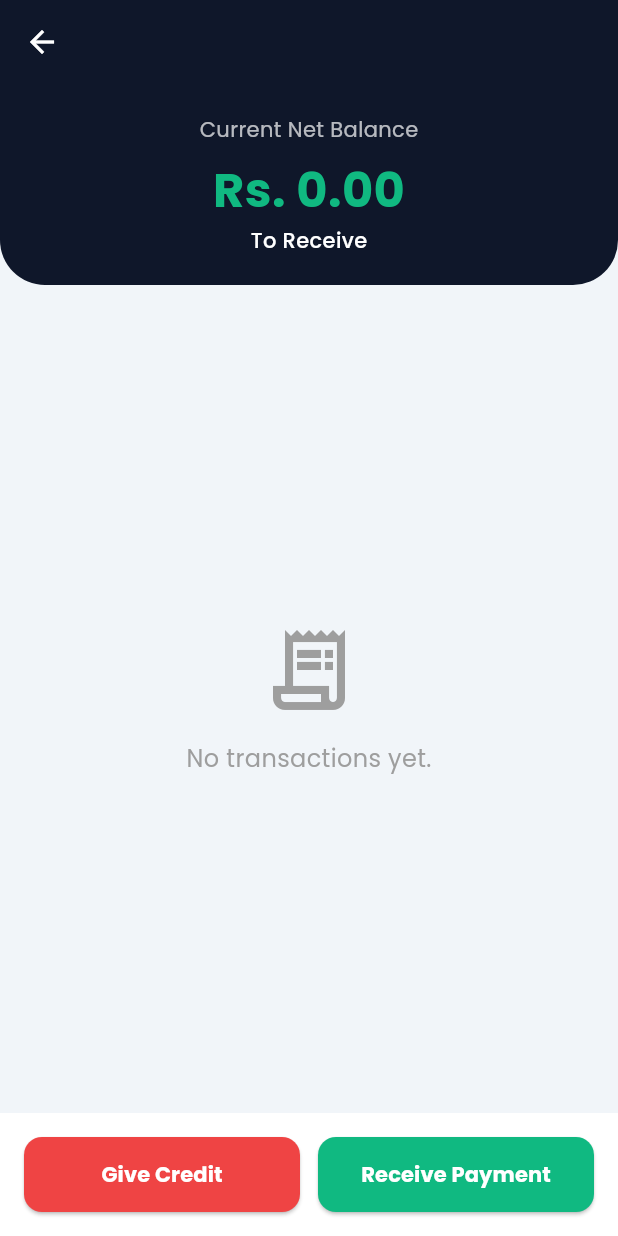
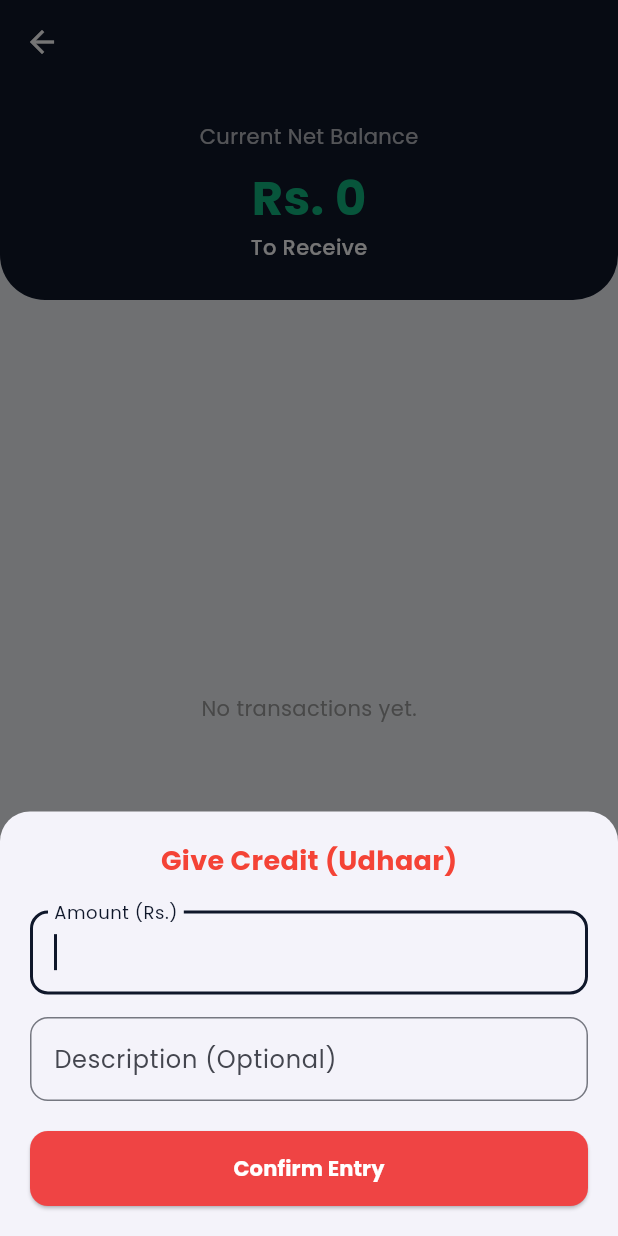
Before and after one commit to RehanAhmadDev/AzamKiryanaStore, a Flutter app: the CustomerLedgerScreen screen opened directly with empty values, after a tap on "Give Credit", on a phone screen of 412 x 824 dp. Run offline on Flutter 3.47's test engine with Material 3 defaults, Android fonts, the phone set to English and light mode, and no system bars; our stand-ins replace flutter_riverpod, google_fonts, pdf, printing, sqflite, supabase_flutter; missing offline and left inert: file_saver, mobile_scanner; accounts and stored records are empty.

Commit message:
feat: fix real-time balance update and add description support in ledger

```diff
--- a/lib/features/khata/presentation/pages/customer_ledger_screen.dart
+++ b/lib/features/khata/presentation/pages/customer_ledger_screen.dart
@@ -15,45 +15,170 @@ class CustomerLedgerScreen extends StatefulWidget {
 
 class _CustomerLedgerScreenState extends State<CustomerLedgerScreen> {
   final _supabase = Supabase.instance.client;
+  final _amountController = TextEditingController();
+  final _descController = TextEditingController();
+
   List<dynamic> _transactions = [];
   bool _isLoading = true;
+
+  // 🚀 FIXED: Ye variable screen ka live balance handle karega
+  late double _currentBalance;
 
   @override
   void initState() {
     super.initState();
+    // Shuru mein balance wahi hoga jo pichli screen se aaya
+    _currentBalance = widget.customer.totalBalance;
     _fetchTransactions();
+  }
+
+  @override
+  void dispose() {
+    _amountController.dispose();
+    _descController.dispose();
+    super.dispose();
   }
 
   Future<void> _fetchTransactions() async {
     if (!mounted) return;
     setState(() => _isLoading = true);
-
     try {
-      // 🚀 FIX: Agar database mein 'created_at' ka masla hai, toh order hatane se error theek ho jayega
       final response = await _supabase
           .from('khata_entries')
           .select()
-          .eq('customer_id', widget.customer.id);
-      // .order('created_at', ascending: false); // Temporary commented to fix PostgrestException
+          .eq('customer_id', widget.customer.id)
+          .order('created_at', ascending: false);
 
       if (mounted) {
         setState(() {
           _transactions = response;
+          _isLoading = false;
         });
       }
     } catch (e) {
+      final retryResponse = await _supabase
+          .from('khata_entries')
+          .select()
+          .eq('customer_id', widget.customer.id);
+
       if (mounted) {
-        // Error handling for missing columns or connection issues
+        setState(() {
+          _transactions = retryResponse;
+          _isLoading = false;
+        });
+      }
+    }
+  }
+
+  Future<void> _saveEntry(String type) async {
+    final String amountStr = _amountController.text.trim();
+    if (amountStr.isEmpty) return;
+
+    final double amount = double.tryParse(amountStr) ?? 0.0;
+    final String description = _descController.text.trim();
+
+    try {
+      // 1. Transaction Table mein entry dalein
+      await _supabase.from('khata_entries').insert({
+        'customer_id': widget.customer.id,
+        'amount': amount,
+        'type': type,
+        'description': description.isEmpty
+            ? (type == 'credit' ? 'Credit' : 'Payment')
+            : description,
+      });
+
+      // 🚀 2. Naya balance calculate karein (Current balance mein add/sub karein)
+      final double updatedBalance = type == 'credit'
+          ? _currentBalance + amount
+          : _currentBalance - amount;
+
+      // 3. Customers table mein update karein
+      await _supabase
+          .from('customers')
+          .update({'total_balance': updatedBalance})
+          .eq('id', widget.customer.id);
+
+      if (mounted) {
+        // 🚀 4. UI ko foran refresh karein
+        setState(() {
+          _currentBalance = updatedBalance; // Balance card foran update hoga
+        });
+
+        Navigator.pop(context); // Dialog band
+        _amountController.clear();
+        _descController.clear();
+        _fetchTransactions(); // List refresh
+
         ScaffoldMessenger.of(context).showSnackBar(
-          SnackBar(
-            content: Text('Database Error: Please check column names in Supabase.'),
-            backgroundColor: Colors.red,
+          const SnackBar(content: Text('Entry Saved Successfully!'), backgroundColor: Colors.green),
+        );
+      }
+    } catch (e) {
+      if (mounted) {
+        ScaffoldMessenger.of(context).showSnackBar(
+          SnackBar(content: Text('Error: $e'), backgroundColor: Colors.red),
+        );
+      }
+    }
+  }
+
+  // ... (Baaki UI functions jaise _showEntryDialog, build, etc. wahi rahengi)
+  // Sirf Balance Card mein widget.customer.totalBalance ki jagah _currentBalance use karna hai.
+
+  void _showEntryDialog(String type) {
+    showModalBottomSheet(
+      context: context,
+      isScrollControlled: true,
+      shape: const RoundedRectangleBorder(borderRadius: BorderRadius.vertical(top: Radius.circular(20))),
+      builder: (context) => Padding(
+        padding: EdgeInsets.only(
+          bottom: MediaQuery.of(context).viewInsets.bottom,
+          left: 20, right: 20, top: 20,
+        ),
+        child: Column(
+          mainAxisSize: MainAxisSize.min,
+          children: [
+            Text(
+              type == 'credit' ? 'Give Credit (Udhaar)' : 'Receive Payment (Wasooli)',
+              style: TextStyle(fontSize: 18, fontWeight: FontWeight.bold, color: type == 'credit' ? Colors.red : Colors.green),
+            ),
+            const SizedBox(height: 20),
+            TextField(
+              controller: _amountController,
+              keyboardType: TextInputType.number,
+              autofocus: true,
+              decoration: InputDecoration(
+                labelText: 'Amount (Rs.)',
+                border: OutlineInputBorder(borderRadius: BorderRadius.circular(12)),
+              ),
+            ),
+            const SizedBox(height: 15),
+            TextField(
+              controller: _descController,
+              decoration: InputDecoration(
+                labelText: 'Description (Optional)',
+                border: OutlineInputBorder(borderRadius: BorderRadius.circular(12)),
+              ),
+            ),
+            const SizedBox(height: 20),
+            SizedBox(
+              width: double.infinity,
+              height: 50,
+              child: ElevatedButton(
+                style: ElevatedButton.styleFrom(
+                  backgroundColor: type == 'credit' ? const Color(0xFFEF4444) : const Color(0xFF10B981),
+                  shape: RoundedRectangleBorder(borderRadius: BorderRadius.circular(12)),
+                ),
+                onPressed: () => _saveEntry(type),
+                child: const Text('Confirm Entry', style: TextStyle(color: Colors.white, fontWeight: FontWeight.bold)),
+              ),
+            ),
+            const SizedBox(height: 20),
+          ],
+        ),
       ),
     );
-      }
-    } finally {
-      if (mounted) setState(() => _isLoading = false);
-    }
   }
 
   @override
@@ -61,147 +186,105 @@ class _CustomerLedgerScreenState extends State<CustomerLedgerScreen> {
     return Scaffold(
       backgroundColor: const Color(0xFFF1F5F9),
       appBar: AppBar(
-        title: Text(
-            widget.customer.name,
-            style: const TextStyle(fontWeight: FontWeight.bold, color: Colors.white)
-        ),
+        title: Text(widget.customer.name, style: const TextStyle(fontWeight: FontWeight.bold, color: Colors.white)),
         backgroundColor: const Color(0xFF0F172A),
         iconTheme: const IconThemeData(color: Colors.white),
       ),
       body: Column(
         children: [
-          // --- 📊 TOP SUMMARY CARD ---
-          Container(
+          _buildBalanceCard(), // Is mein _currentBalance use ho raha hai
+          _buildTransactionList(),
+        ],
+      ),
+      bottomNavigationBar: _buildBottomActionButtons(),
+    );
+  }
+
+  Widget _buildBalanceCard() {
+    return Container(
       width: double.infinity,
-            padding: const EdgeInsets.all(20),
+      padding: const EdgeInsets.all(25),
       decoration: const BoxDecoration(
         color: Color(0xFF0F172A),
-              borderRadius: BorderRadius.only(
-                bottomLeft: Radius.circular(30),
-                bottomRight: Radius.circular(30),
-              ),
+        borderRadius: BorderRadius.only(bottomLeft: Radius.circular(30), bottomRight: Radius.circular(30)),
       ),
       child: Column(
         children: [
           const Text('Current Net Balance', style: TextStyle(color: Colors.white70, fontSize: 14)),
           const SizedBox(height: 8),
           Text(
-                  'Rs. ${widget.customer.totalBalance.abs().toStringAsFixed(2)}',
+            'Rs. ${_currentBalance.abs().toStringAsFixed(0)}', // 🚀 FIXED
             style: TextStyle(
               fontSize: 32,
               fontWeight: FontWeight.bold,
-                    color: widget.customer.totalBalance >= 0 ? const Color(0xFF10B981) : const Color(0xFFEF4444),
+              color: _currentBalance >= 0 ? const Color(0xFF10B981) : const Color(0xFFEF4444),
             ),
           ),
           Text(
-                  widget.customer.totalBalance >= 0 ? 'To Receive' : 'To Pay',
+            _currentBalance >= 0 ? 'To Receive' : 'To Pay',
             style: const TextStyle(color: Colors.white, fontWeight: FontWeight.w500),
           ),
         ],
       ),
-          ),
+    );
+  }
 
-          // --- 📋 TRANSACTIONS LIST ---
-          Expanded(
+  Widget _buildTransactionList() {
+    return Expanded(
       child: _isLoading
-                ? const Center(child: CircularProgressIndicator(color: Color(0xFF10B981)))
+          ? const Center(child: CircularProgressIndicator())
           : _transactions.isEmpty
-                ? const Center(
-              child: Column(
-                mainAxisAlignment: MainAxisAlignment.center,
-                children: [
-                  Icon(Icons.receipt_long_outlined, size: 64, color: Colors.grey),
-                  SizedBox(height: 16),
-                  Text('No transactions yet.', style: TextStyle(color: Colors.grey, fontSize: 16)),
-                ],
-              ),
-            )
+          ? const Center(child: Text('No transactions yet.', style: TextStyle(color: Colors.grey)))
           : ListView.builder(
         padding: const EdgeInsets.all(16),
         itemCount: _transactions.length,
         itemBuilder: (context, index) {
           final tx = _transactions[index];
-                final double amount = (tx['amount'] as num).toDouble();
-                final bool isCredit = tx['type'] == 'credit';
-
-                // Handling potentially missing created_at in the data map
-                final dateStr = tx['created_at'] ?? DateTime.now().toIso8601String();
-                final date = DateTime.parse(dateStr).toLocal();
+          final double amount = (tx['amount'] as num?)?.toDouble() ?? 0.0;
+          final bool isCredit = tx['type']?.toString() == 'credit';
+          final String description = tx['description']?.toString() ?? (isCredit ? 'Credit Entry' : 'Payment Received');
+          final String? dateStr = tx['created_at']?.toString();
+          final DateTime date = dateStr != null ? DateTime.parse(dateStr).toLocal() : DateTime.now();
 
           return Card(
             elevation: 0,
             margin: const EdgeInsets.only(bottom: 12),
-                  shape: RoundedRectangleBorder(
-                    borderRadius: BorderRadius.circular(12),
-                    side: BorderSide(color: Colors.grey.shade200),
-                  ),
+            shape: RoundedRectangleBorder(borderRadius: BorderRadius.circular(12), side: BorderSide(color: Colors.grey.shade200)),
             child: ListTile(
-                    leading: CircleAvatar(
-                      backgroundColor: isCredit ? const Color(0xFFFEF2F2) : const Color(0xFFF0FDF4),
-                      child: Icon(
-                        isCredit ? Icons.arrow_upward : Icons.arrow_downward,
-                        color: isCredit ? const Color(0xFFEF4444) : const Color(0xFF10B981),
-                        size: 20,
-                      ),
-                    ),
-                    title: Text(
-                      tx['description'] ?? (isCredit ? 'Credit Entry' : 'Payment Received'),
-                      style: const TextStyle(fontWeight: FontWeight.bold, fontSize: 14),
-                    ),
-                    subtitle: Text(
-                        DateFormat('dd MMM yyyy, hh:mm a').format(date),
-                        style: const TextStyle(fontSize: 11)
-                    ),
-                    trailing: Text(
-                      'Rs. ${amount.toStringAsFixed(0)}',
-                      style: TextStyle(
-                        fontWeight: FontWeight.bold,
-                        fontSize: 16,
-                        color: isCredit ? const Color(0xFFEF4444) : const Color(0xFF10B981),
-                      ),
-                    ),
+              leading: Icon(isCredit ? Icons.arrow_upward : Icons.arrow_downward, color: isCredit ? Colors.red : Colors.green),
+              title: Text(description, style: const TextStyle(fontWeight: FontWeight.bold, fontSize: 14)),
+              subtitle: Text(DateFormat('dd MMM yyyy, hh:mm a').format(date), style: const TextStyle(fontSize: 11)),
+              trailing: Text('Rs. ${amount.toStringAsFixed(0)}', style: TextStyle(fontWeight: FontWeight.bold, color: isCredit ? Colors.red : Colors.green)),
             ),
           );
         },
       ),
-          ),
-        ],
-      ),
-      bottomNavigationBar: Container(
+    );
+  }
+
+  Widget _buildBottomActionButtons() {
+    return Container(
       padding: const EdgeInsets.all(16),
       color: Colors.white,
       child: Row(
         children: [
           Expanded(
             child: ElevatedButton(
-                style: ElevatedButton.styleFrom(
-                  backgroundColor: const Color(0xFFEF4444),
-                  padding: const EdgeInsets.symmetric(vertical: 15),
-                  shape: RoundedRectangleBorder(borderRadius: BorderRadius.circular(12)),
-                ),
-                onPressed: () {
-                  // TODO: Functionality to add credit entry
-                },
+              style: ElevatedButton.styleFrom(backgroundColor: const Color(0xFFEF4444)),
+              onPressed: () => _showEntryDialog('credit'),
               child: const Text('Give Credit', style: TextStyle(color: Colors.white, fontWeight: FontWeight.bold)),
             ),
           ),
           const SizedBox(width: 12),
           Expanded(
             child: ElevatedButton(
-                style: ElevatedButton.styleFrom(
-                  backgroundColor: const Color(0xFF10B981),
-                  padding: const EdgeInsets.symmetric(vertical: 15),
-                  shape: RoundedRectangleBorder(borderRadius: BorderRadius.circular(12)),
-                ),
-                onPressed: () {
-                  // TODO: Functionality to add payment entry
-                },
+              style: ElevatedButton.styleFrom(backgroundColor: const Color(0xFF10B981)),
+              onPressed: () => _showEntryDialog('payment'),
               child: const Text('Receive Payment', style: TextStyle(color: Colors.white, fontWeight: FontWeight.bold)),
             ),
           ),
         ],
       ),
-      ),
     );
   }
 }
```
Lines whose indentation alone changed are shown as unchanged.
